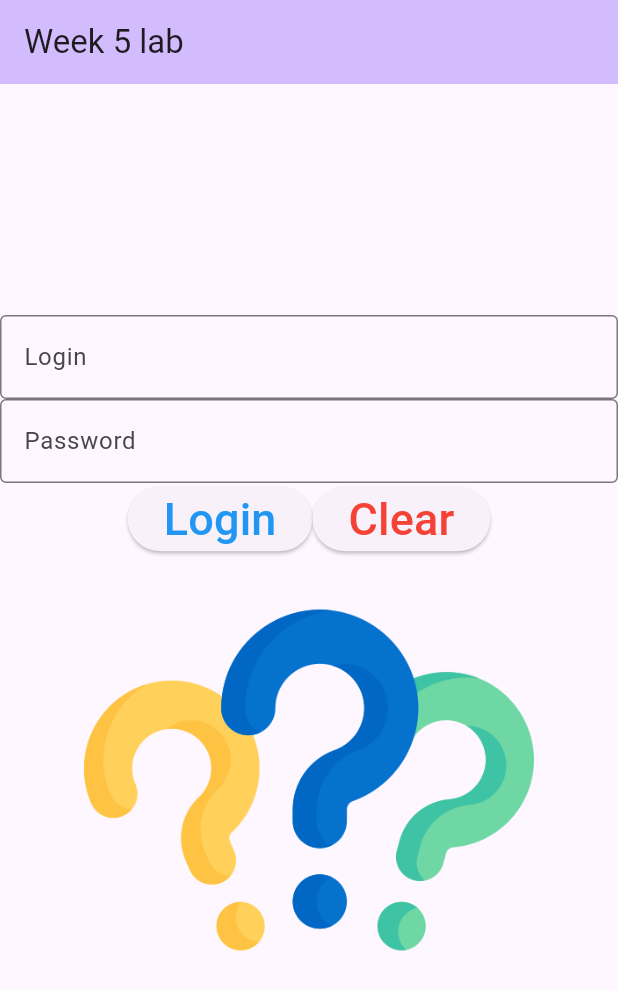
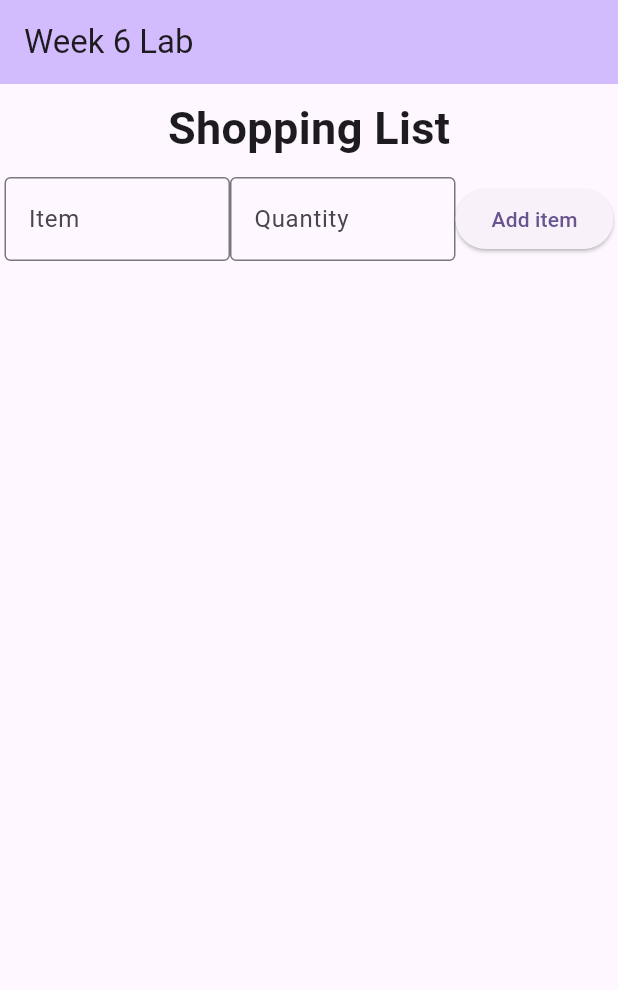
Before and after one commit to cdv188/my_cst2335_labs, a Flutter app: the screen it shows after launch, on a phone screen of 412 x 824 dp. Shown: the top 990 px of the screen. Run offline on Flutter 3.47's test engine with Material 3 defaults, Android fonts, the phone set to English and light mode, and no system bars; missing offline and left inert: encrypted_shared_preferences.

Commit message:
Week 6 lab done

```diff
--- a/lib/main.dart
+++ b/lib/main.dart
@@ -1,8 +1,4 @@
-import 'package:encrypted_shared_preferences/encrypted_shared_preferences.dart';
 import 'package:flutter/material.dart';
-import 'package:my_cst2335_lab/profile_page.dart';
-
-import 'data_repository.dart';
 
 void main() {
   runApp(const MyApp());
@@ -19,11 +15,7 @@ class MyApp extends StatelessWidget {
       theme: ThemeData(
         colorScheme: ColorScheme.fromSeed(seedColor: Colors.deepPurple),
       ),
-      initialRoute: '/', //default load the '/' route
-      routes: {
-        '/': (context) => MyHomePage(title: 'Title'),
-        '/ProfilePage': (context) => ProfilePage(),
-      },
+      home: const MyHomePage(title: 'CST2335 Lab 3'),
     );
   }
 }
@@ -37,36 +29,134 @@ class MyHomePage extends StatefulWidget {
 }
 
 class _MyHomePageState extends State<MyHomePage> {
-  late TextEditingController _loginController;
-  late TextEditingController _passController;
-  var img = "images/question-mark.png";
-
+  late TextEditingController _quantityController;
+  late TextEditingController _itemController;
   @override
   void initState() {
     super.initState();
-    _loginController = TextEditingController();
-    _passController = TextEditingController(); //making _controller
-
-    getSharedPref();
-  }
-
-  void getSharedPref() async {
-    EncryptedSharedPreferences prefs = EncryptedSharedPreferences();
-
-    String username = await prefs.getString("Username");
-    String password = await prefs.getString("Password");
-
-    if (username.isNotEmpty || password.isNotEmpty) {
-      _loginController.text = username;
-      _passController.text = password;
-    }
+    _itemController = TextEditingController();
+    _quantityController = TextEditingController();
   }
 
   @override
   void dispose() {
-    _loginController.dispose();
-    _passController.dispose();
+    _itemController.dispose();
+    _quantityController.dispose();
     super.dispose(); // free memory that was typed
+  }
+
+  List<String> items = [];
+  List<String> quantities = [];
+
+  Widget listPage() {
+    return Column(
+      children: [
+        Padding(
+          padding: EdgeInsets.all(8.0),
+          child: Text(
+            "Shopping List",
+            style: TextStyle(fontSize: 30, fontWeight: FontWeight.bold),
+          ),
+        ),
+        Padding(
+          padding: EdgeInsets.all(3),
+          child: Row(
+            mainAxisAlignment: MainAxisAlignment.spaceBetween,
+            children: [
+              Expanded(
+                child: TextField(
+                  controller: _itemController,
+                  decoration: InputDecoration(
+                    hintText: "Type Item here",
+                    border: OutlineInputBorder(),
+                    labelText: "Item",
+                  ),
+                ),
+              ),
+              Expanded(
+                child: TextField(
+                  controller: _quantityController,
+                  decoration: InputDecoration(
+                    hintText: "Type Quantity here",
+                    border: OutlineInputBorder(),
+                    labelText: "Quantity",
+                  ),
+                ),
+              ),
+              ElevatedButton(
+                child: Text("Add item"),
+                onPressed: () {
+                  if (_itemController.text.isNotEmpty &&
+                      _quantityController.text.isNotEmpty) {
+                    setState(() {
+                      items.add(_itemController.value.text);
+                      quantities.add(_quantityController.value.text);
+                      _quantityController.text = "";
+                      _itemController.text = "";
+                    });
+                  }
+                },
+              ),
+            ],
+          ),
+        ),
+
+        Expanded(
+          child: ListView.builder(
+            itemCount: items.length,
+            itemBuilder: (context, rowNum) {
+              return GestureDetector(
+                child: Row(
+                  mainAxisAlignment: MainAxisAlignment.center,
+                  children: [
+                    Text(
+                      "${rowNum + 1}. ",
+                      style: TextStyle(
+                        fontSize: 20,
+                        fontWeight: FontWeight.bold,
+                      ),
+                    ),
+                    Text("${items[rowNum]} ", style: TextStyle(fontSize: 20)),
+                    Text(
+                      "Quantity: ${quantities[rowNum]}",
+                      style: TextStyle(fontSize: 20),
+                    ),
+                  ],
+                ),
+                onLongPress: () {
+                  showDialog<String>(
+                    context: context,
+                    builder:
+                        (BuildContext context) => AlertDialog(
+                          title: const Text('Delete'),
+                          content: const Text('Are you sure?'),
+                          actions: [
+                            ElevatedButton(
+                              onPressed: () {
+                                setState(() {
+                                  items.removeAt(rowNum);
+                                  quantities.removeAt(rowNum);
+                                });
+                                Navigator.pop(context);
+                              },
+                              child: Text("Yes"),
+                            ),
+                            ElevatedButton(
+                              onPressed: () {
+                                Navigator.pop(context);
+                              },
+                              child: Text("No"),
+                            ),
+                          ],
+                        ),
+                  );
+                },
+              );
+            },
+          ),
+        ),
+      ],
+    );
   }
 
   @override
@@ -74,81 +164,10 @@ class _MyHomePageState extends State<MyHomePage> {
     return Scaffold(
       appBar: AppBar(
         backgroundColor: Theme.of(context).colorScheme.inversePrimary,
-        title: Text("Week 5 lab"),
+        title: Text("Week 6 Lab"),
       ),
-      body: Center(
-        child: Column(
-          mainAxisAlignment: MainAxisAlignment.center,
-          children: <Widget>[
-            TextField(
-              controller: _loginController,
-              decoration: InputDecoration(
-                hintText: "Type here",
-                border: OutlineInputBorder(),
-                labelText: "Login",
-              ),
-            ),
 
-            TextField(
-              controller: _passController,
-              decoration: InputDecoration(
-                hintText: "Type here",
-                border: OutlineInputBorder(),
-                labelText: "Password",
-              ),
-              obscureText: true,
-            ),
-            Row(
-              mainAxisAlignment: MainAxisAlignment.center,
-              children: [
-                ElevatedButton(
-                  onPressed: () {
-                    //loads the encrypted data table
-                    if (_passController.value.text == "QWERTY123") {
-                      DataRepository.loginName = _loginController.value.text;
-                      Navigator.pushNamed(context, '/ProfilePage');
-                      EncryptedSharedPreferences prefs =
-                          EncryptedSharedPreferences();
-                      prefs.setString("Password", _passController.value.text);
-                      prefs.setString("Username", _loginController.value.text);
-                      setState(() {
-                        img = "images/idea.png";
-                      });
-                    } else {
-                      setState(() {
-                        img = "images/stop.png";
-                      });
-                    }
-                  },
-                  child: Text(
-                    "Login",
-                    style: TextStyle(fontSize: 30, color: Colors.blue),
-                  ),
-                ),
-                ElevatedButton(
-                  onPressed: () {
-                    EncryptedSharedPreferences prefs =
-                        EncryptedSharedPreferences();
-
-                    prefs.clear(); //remove the data
-                  },
-                  child: Text(
-                    "Clear",
-                    style: TextStyle(fontSize: 30, color: Colors.red),
-                  ),
-                ),
-              ],
-            ),
-
-            Image.asset(img, width: 300, height: 300),
-          ],
-        ),
-      ),
-      /*floatingActionButton: FloatingActionButton(
-        onPressed: _incrementCounter,
-        tooltip: 'Increment',
-        child: const Icon(Icons.add),
-      ),*/
+      body: listPage(),
     );
   }
 }
```
